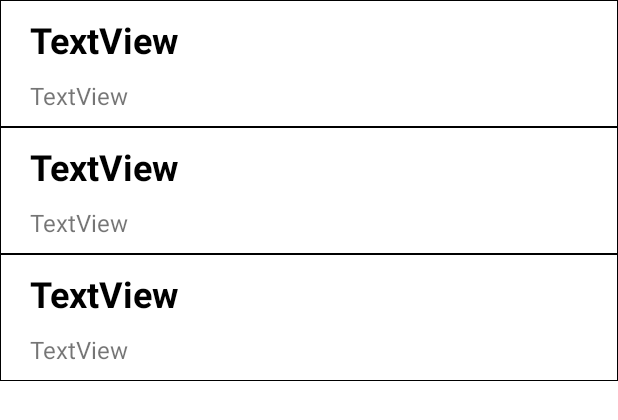
After one commit to joe061005/Coupon_App_Android, an Android app: the layout fragment_redeemedcoupon_list.xml on its own in the app's theme, with its tools: preview values and no code run, on a phone screen of 412 x 824 dp. The commit adds this screen. Shown: the top 420 px of the screen. Run offline under Robolectric (Android 15) with nearby library versions, the phone set to English and light mode, and no system bars.

Commit message:
store user info and cookie in app storage, edit the redeemed coupon page

```diff
--- a/app/src/main/java/edu/hkbu/comp/androidhw/ui/coupons/CouponFragment.kt
+++ b/app/src/main/java/edu/hkbu/comp/androidhw/ui/coupons/CouponFragment.kt
@@ -65,6 +65,7 @@ class CouponFragment : Fragment() {
                 val json = Network.getTextFromNetwork(COUPON_URL)
                 // convert the string json into List<Coupon>
                 val coupons = Gson().fromJson<List<Coupon>>(json, object: TypeToken<List<Coupon>>(){}.type)
+                println("coupon: $coupons")
                 CoroutineScope(Main).launch {
                     recyclerView.adapter = CouponRecyclerViewAdapter(coupons)
                 }
--- /dev/null
+++ b/app/src/main/res/layout/fragment_redeemedcoupon.xml
@@ -0,0 +1,33 @@
+<?xml version="1.0" encoding="utf-8"?>
+<LinearLayout xmlns:android="http://schemas.android.com/apk/res/android"
+    android:layout_width="match_parent"
+    android:layout_height="wrap_content"
+    android:orientation="vertical"
+    android:background="@drawable/item_background"
+    >
+
+    <TextView
+        android:id="@+id/redeemedRestName"
+        android:layout_width="match_parent"
+        android:layout_height="wrap_content"
+        android:layout_marginLeft="20dp"
+        android:layout_marginTop="10dp"
+        android:layout_marginRight="20dp"
+        android:layout_marginBottom="10dp"
+        android:layout_weight="1"
+        android:text="TextView"
+        android:textColor="#000000"
+        android:textSize="24sp"
+        android:textStyle="bold" />
+
+    <TextView
+        android:id="@+id/redeemedMallName"
+        android:layout_width="match_parent"
+        android:layout_height="wrap_content"
+        android:layout_marginLeft="20dp"
+        android:layout_marginRight="20dp"
+        android:layout_marginBottom="10dp"
+        android:layout_weight="1"
+        android:text="TextView"
+        android:textSize="16sp" />
+</LinearLayout>
--- /dev/null
+++ b/app/src/main/res/layout/fragment_redeemedcoupon_list.xml
@@ -0,0 +1,11 @@
+<?xml version="1.0" encoding="utf-8"?>
+<androidx.recyclerview.widget.RecyclerView xmlns:android="http://schemas.android.com/apk/res/android"
+    xmlns:app="http://schemas.android.com/apk/res-auto"
+    xmlns:tools="http://schemas.android.com/tools"
+    android:id="@+id/list"
+    android:name="edu.hkbu.comp.androidhw.ui.redeemedCoupons.redeemedcouponfragment"
+    android:layout_width="match_parent"
+    android:layout_height="match_parent"
+    app:layoutManager="LinearLayoutManager"
+    tools:context=".ui.redeemedCoupons.redeemedcouponfragment"
+    tools:listitem="@layout/fragment_redeemedcoupon" />
--- a/app/src/main/res/values/strings.xml
+++ b/app/src/main/res/values/strings.xml
@@ -12,7 +12,7 @@
     <string name="invalid_username">Not a valid username</string>
     <string name="invalid_password">Password must be >5 characters</string>
     <string name="login_failed">"Login failed"</string>
-    <string name="baseURL">https://8749-223-16-89-31.ngrok.io</string>
+    <string name="baseURL">https://93a8-158-182-202-51.ngrok.io</string>
     <!-- TODO: Remove or change this placeholder text -->
     <string name="hello_blank_fragment">Hello blank fragment</string>
 </resources>
```
Also changed, not shown: app/src/main/java/edu/hkbu/comp/androidhw/MainActivity.kt (+15 -2 lines), app/src/main/java/edu/hkbu/comp/androidhw/ui/User/LoginFragment.kt (+18 -3 lines), app/src/main/java/edu/hkbu/comp/androidhw/ui/User/UserFragment.kt (+100 -5 lines), app/src/main/java/edu/hkbu/comp/androidhw/ui/redeemedCoupons/placeholder/PlaceholderContent.kt (added, +57 -0 lines), app/src/main/java/edu/hkbu/comp/androidhw/ui/redeemedCoupons/redeemedCouponRecyclerViewAdapter.kt (added, +72 -0 lines), app/src/main/java/edu/hkbu/comp/androidhw/ui/redeemedCoupons/redeemedcouponfragment.kt (added, +132 -0 lines), app/src/main/res/navigation/mobile_navigation.xml (+15 -0 lines).
